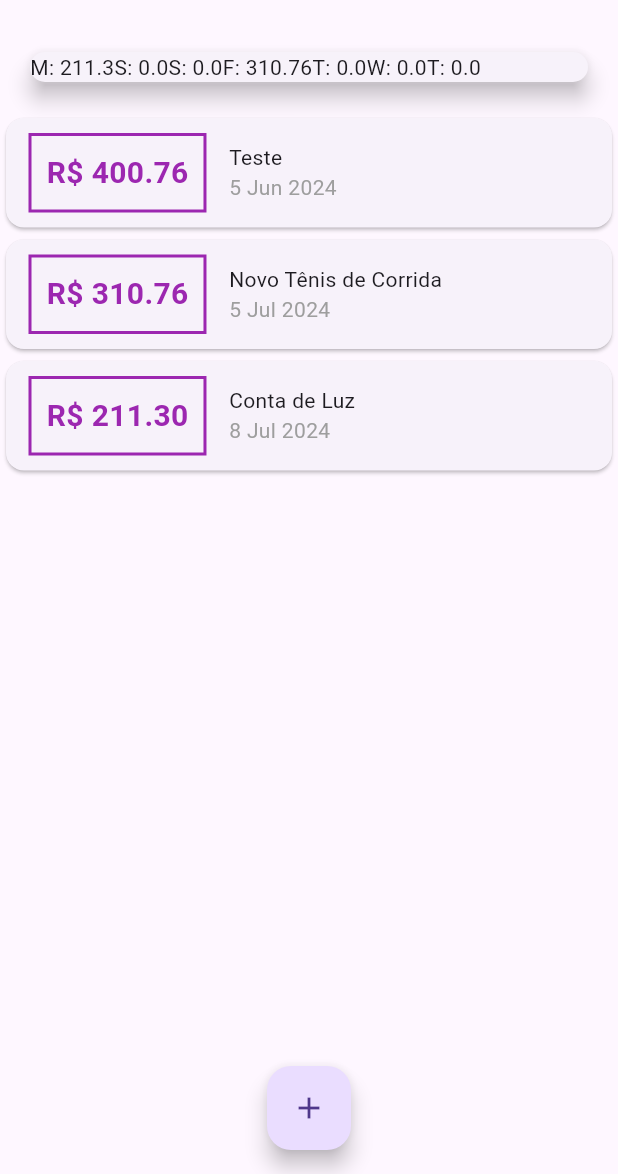
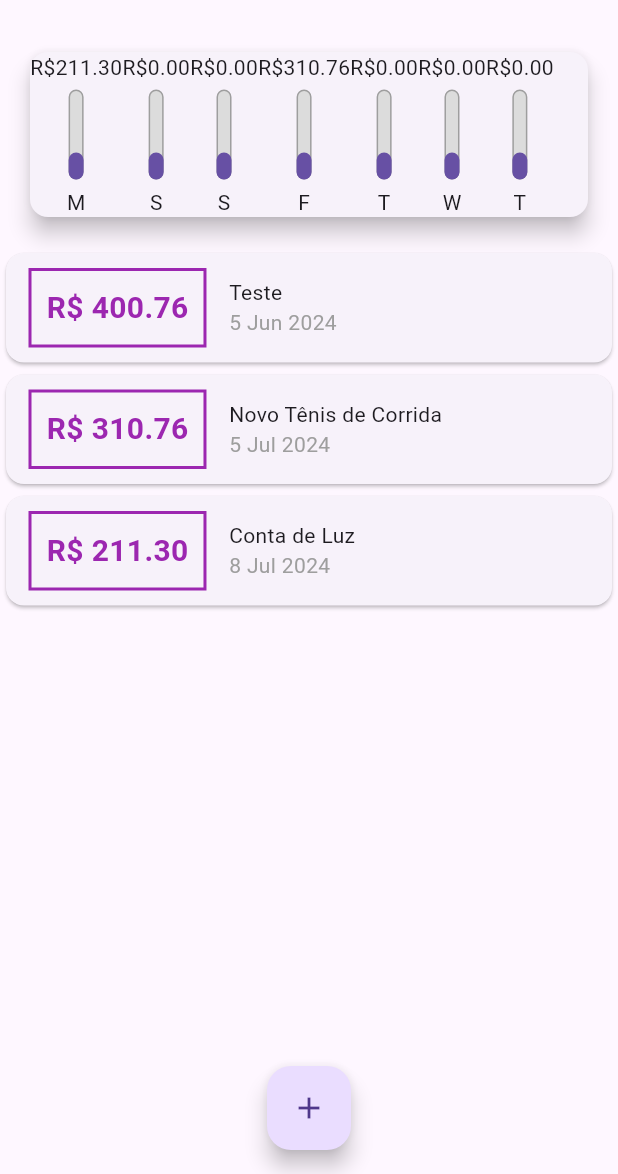
Before and after one commit to alexandreccarmo/despesas_pessoais_flutter, a Flutter app: the screen it shows after launch, on a phone screen of 412 x 824 dp, the part 62-1236 px from its top. Run offline on Flutter 3.47's test engine with Material 3 defaults, Android fonts, the light colour scheme and no system bars; missing offline and left inert: dart:ffi.

Commit message:
adicionando os primerios recursos para o grafico com destaque para os componentes FractionallySizedBox e Stack

```diff
--- a/expenses_flutter/lib/components/chart.dart
+++ b/expenses_flutter/lib/components/chart.dart
@@ -1,3 +1,6 @@
+import 'dart:ffi';
+
+import 'package:expenses_flutter/components/chart_bar.dart';
 import 'package:expenses_flutter/models/transaction.dart';
 import 'package:flutter/foundation.dart';
 import 'package:flutter/material.dart';
@@ -43,7 +46,11 @@
       margin: EdgeInsets.all(20),
       child: Row(
         children: groupedTransactions.map((tr){
-          return Text('${tr['day']}: ${tr['value']}');
+          return ChartBar(
+            label: tr['day'] as String ,
+            value: tr['value'] as double,
+            percentage: 0.3,
+          );
         }).toList(),
       ),
     );
--- /dev/null
+++ b/expenses_flutter/lib/components/chart_bar.dart
@@ -0,0 +1,52 @@
+import 'package:flutter/cupertino.dart';
+import 'package:flutter/material.dart';
+
+class ChartBar extends StatelessWidget{
+
+  final String label;
+  final double value;
+  final double percentage;
+
+  ChartBar({required this.label,required this.value,required this.percentage});
+
+  @override
+  Widget build(BuildContext context) {
+    return Column(
+      children: [
+        Text('R\$${value.toStringAsFixed(2)}'),
+        SizedBox(height: 5),
+        Container(
+          height: 60,
+          width: 10,
+          child: Stack(
+            alignment: Alignment.bottomCenter,
+            children: [
+              Container(
+                decoration: BoxDecoration(
+                  border: Border.all(
+                    color: Colors.grey,
+                    width: 1.0
+                  ),
+                  color: Color.fromRGBO(220, 220, 220, 1),
+                  borderRadius: BorderRadius.circular(5)
+                ),
+              ),
+              FractionallySizedBox(
+                heightFactor: percentage,
+                child: Container(
+                  decoration: BoxDecoration(
+                      color: Theme.of(context).primaryColor,
+                      borderRadius: BorderRadius.circular(5)
+                  ),
+                ),
+              )
+            ],
+          ),
+        ),
+        SizedBox(height: 5),
+        Text(label),
+      ],
+    );
+  }
+
+}
```
